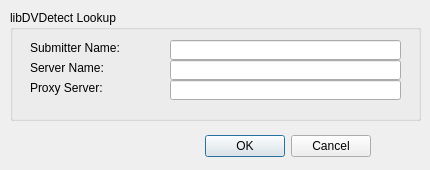
Old version of the form Qt/guiexample/editoptionsdlg.ui in the repository nschlia/libdvdetect.
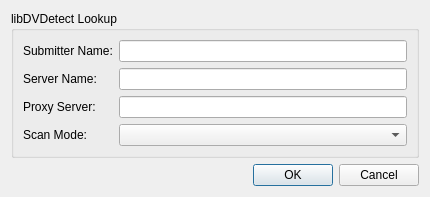
New version of the form.

```diff
--- a/Qt/guiexample/editoptionsdlg.ui
+++ b/Qt/guiexample/editoptionsdlg.ui
@@ -7,110 +7,76 @@
     <x>0</x>
     <y>0</y>
     <width>430</width>
-    <height>170</height>
+    <height>182</height>
    </rect>
   </property>
   <property name="windowTitle">
    <string>Options</string>
   </property>
-  <widget class="QDialogButtonBox" name="buttonBox">
-   <property name="geometry">
-    <rect>
-     <x>30</x>
-     <y>130</y>
-     <width>341</width>
-     <height>32</height>
-    </rect>
-   </property>
-   <property name="orientation">
-    <enum>Qt::Horizontal</enum>
-   </property>
-   <property name="standardButtons">
-    <set>QDialogButtonBox::Cancel|QDialogButtonBox::Ok</set>
-   </property>
-  </widget>
+  <property name="locale">
+   <locale language="English" country="UnitedKingdom"/>
+  </property>
+  <layout class="QVBoxLayout" name="verticalLayout">
+   <item>
   <widget class="QGroupBox" name="groupBox_7">
-   <property name="geometry">
-    <rect>
-     <x>10</x>
-     <y>10</y>
-     <width>411</width>
-     <height>111</height>
-    </rect>
-   </property>
    <property name="title">
     <string>libDVDetect Lookup</string>
    </property>
-   <widget class="QLineEdit" name="lineEditDVDetectSubmitter">
-    <property name="geometry">
-     <rect>
-      <x>160</x>
-      <y>30</y>
-      <width>231</width>
-      <height>20</height>
-     </rect>
-    </property>
-   </widget>
+     <layout class="QFormLayout" name="formLayout">
+      <item row="0" column="0">
    <widget class="QLabel" name="label_43">
-    <property name="geometry">
-     <rect>
-      <x>20</x>
-      <y>30</y>
-      <width>131</width>
-      <height>16</height>
-     </rect>
-    </property>
     <property name="text">
      <string>Submitter Name:</string>
     </property>
    </widget>
+      </item>
+      <item row="0" column="1">
+       <widget class="QLineEdit" name="lineEditDVDetectSubmitter"/>
+      </item>
+      <item row="1" column="0">
    <widget class="QLabel" name="label_44">
-    <property name="geometry">
-     <rect>
-      <x>20</x>
-      <y>50</y>
-      <width>131</width>
-      <height>16</height>
-     </rect>
-    </property>
     <property name="text">
      <string>Server Name:</string>
     </property>
    </widget>
-   <widget class="QLineEdit" name="lineEditDVDetectServerName">
-    <property name="geometry">
-     <rect>
-      <x>160</x>
-      <y>50</y>
-      <width>231</width>
-      <height>20</height>
-     </rect>
-    </property>
-   </widget>
+      </item>
+      <item row="1" column="1">
+       <widget class="QLineEdit" name="lineEditDVDetectServerName"/>
+      </item>
+      <item row="2" column="0">
    <widget class="QLabel" name="label_45">
-    <property name="geometry">
-     <rect>
-      <x>20</x>
-      <y>70</y>
-      <width>131</width>
-      <height>16</height>
-     </rect>
-    </property>
     <property name="text">
      <string>Proxy Server:</string>
     </property>
    </widget>
-   <widget class="QLineEdit" name="lineEditDVDetectProxyServer">
-    <property name="geometry">
-     <rect>
-      <x>160</x>
-      <y>70</y>
-      <width>231</width>
-      <height>20</height>
-     </rect>
-    </property>
-   </widget>
-  </widget>
+      </item>
+      <item row="2" column="1">
+       <widget class="QLineEdit" name="lineEditDVDetectProxyServer"/>
+      </item>
+      <item row="3" column="0">
+       <widget class="QLabel" name="label_46">
+        <property name="text">
+         <string>Scan Mode:</string>
+        </property>
+       </widget>
+      </item>
+      <item row="3" column="1">
+       <widget class="QComboBox" name="comboBoxScanMode"/>
+      </item>
+     </layout>
+    </widget>
+   </item>
+   <item>
+    <widget class="QDialogButtonBox" name="buttonBox">
+     <property name="orientation">
+      <enum>Qt::Horizontal</enum>
+     </property>
+     <property name="standardButtons">
+      <set>QDialogButtonBox::Cancel|QDialogButtonBox::Ok</set>
+     </property>
+    </widget>
+   </item>
+  </layout>
  </widget>
  <tabstops>
   <tabstop>buttonBox</tabstop>
```
Left out of the diff: 3 changed lines with no effect on the pictures. Lines whose indentation alone changed are shown as unchanged.
